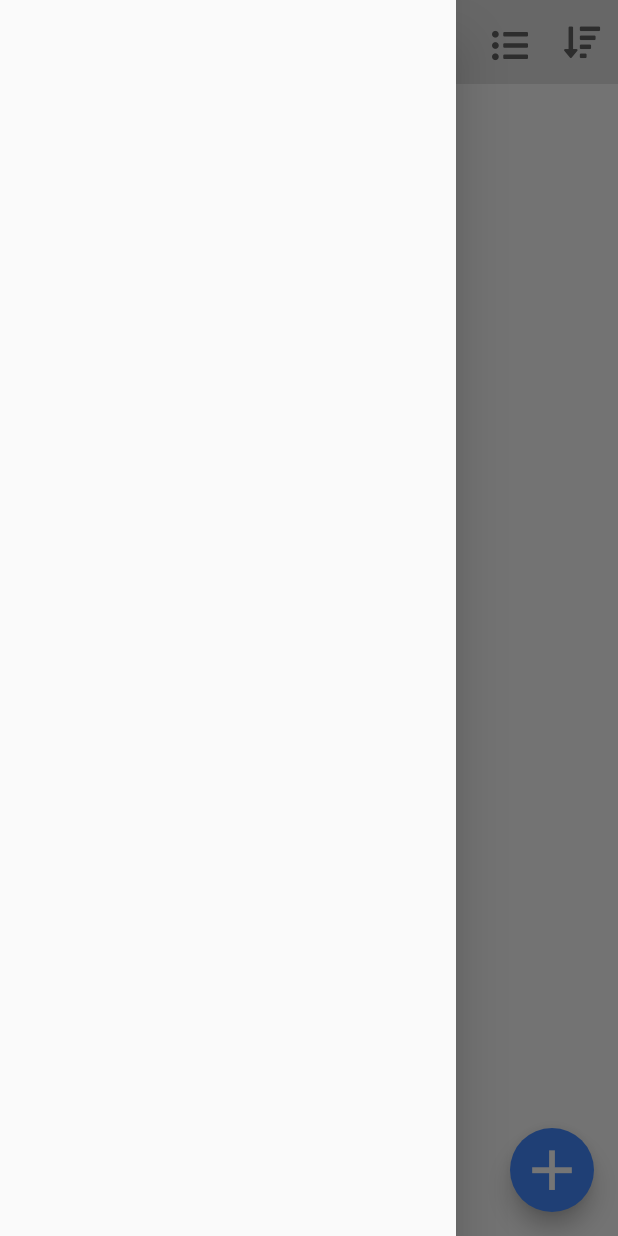
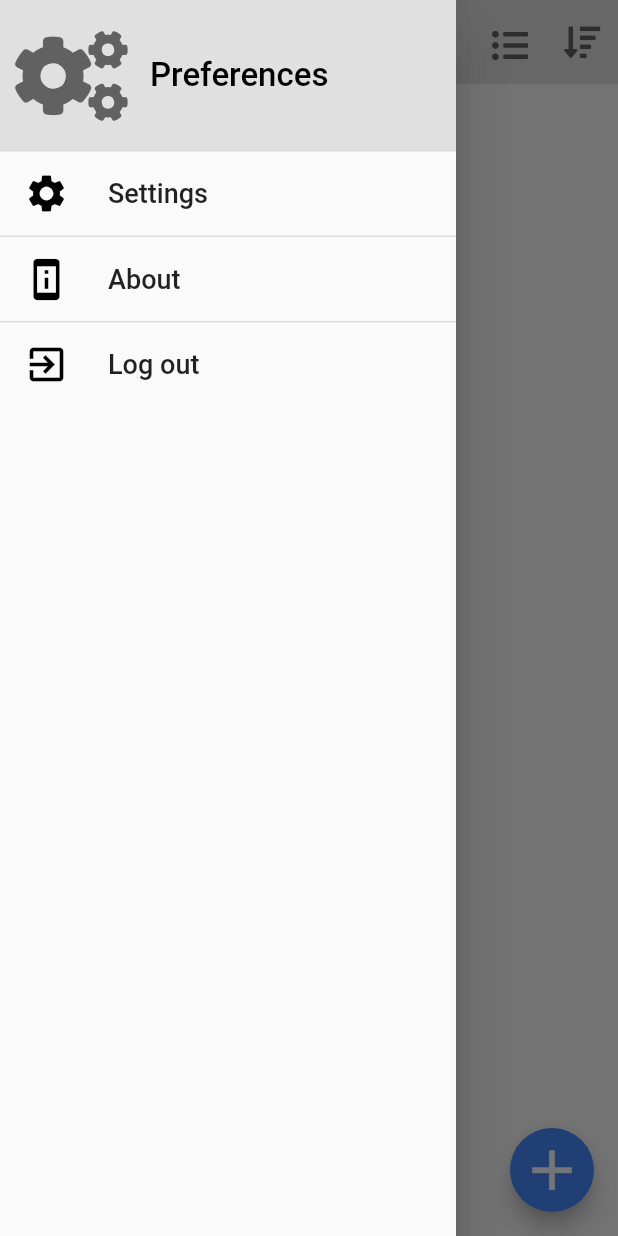
Before and after one commit to deniell/tasks_app, a Flutter app: the TasksList screen opened directly, with the side drawer open, on a phone screen of 412 x 824 dp. Run offline on Flutter 3.47's test engine with Material 2 defaults, Android fonts, the phone set to English and light mode, and no system bars; our stand-ins replace dartz, data_connection_checker, flushbar, flutter_spinkit, font_awesome_flutter, get_it and 1 more; accounts and stored records are empty; generated files the repository leaves out were written again.

Commit message:
added RemoteDataSource abstract class with contract implementation; AuthDatasource improved: devided checkResponseFailure() from AuthRepository and moved to util; added AppDraver; improve TasksList design; added sign out to Drawer

```diff
--- a/lib/core/constants.dart
+++ b/lib/core/constants.dart
@@ -18,6 +18,8 @@ const String NO_INTERNET_MESSAGE = "No internet connection.";
 
 const String CACHE_ERROR_MESSAGE = "Cache Failure.";
 
+MaterialColor appColor = Colors.grey[600];
+
 const textInputDecoration = InputDecoration(
   fillColor: Colors.white,
   filled: true,
--- a/lib/features/tasks_manager/domain/entities/task.dart
+++ b/lib/features/tasks_manager/domain/entities/task.dart
@@ -22,5 +22,5 @@ class Task {
 }
 
 enum Priority {
-  High, Medium, Low
+  High, Normal, Low
 }
--- a/lib/features/tasks_manager/presentation/pages/tasks_list.dart
+++ b/lib/features/tasks_manager/presentation/pages/tasks_list.dart
@@ -1,11 +1,16 @@
 import 'package:flutter/material.dart';
 import 'package:font_awesome_flutter/font_awesome_flutter.dart';
+import 'package:tasks_app/features/tasks_manager/presentation/widgets/app_drawer.dart';
 
 class TasksList extends StatelessWidget {
+
+  final GlobalKey<ScaffoldState> _scaffoldKey = new GlobalKey<ScaffoldState>();
 
   @override
   Widget build(BuildContext context) {
     return Scaffold(
+      key: _scaffoldKey,
+      drawer: AppDrawer(),
       appBar: AppBar(
         backgroundColor: Colors.grey[300],
         title: Text(
@@ -21,11 +26,10 @@ class TasksList extends StatelessWidget {
             FontAwesomeIcons.bars,
             color: Colors.grey[700],
           ),
-          onPressed: () => {},
+          onPressed: () => _scaffoldKey.currentState.openDrawer(),
         ),
         actions: <Widget>[
           PopupMenuButton<int>(
-
             itemBuilder: (context) => [
               PopupMenuItem(
                 value: 0,
@@ -84,13 +88,6 @@ class TasksList extends StatelessWidget {
               }
             },
           ),
-//          IconButton(
-//            icon: Icon(
-//              FontAwesomeIcons.listUl,
-//              color: Colors.grey[700],
-//            ),
-//            onPressed: () => {},
-//          ),
           IconButton(
             icon: Icon(
               FontAwesomeIcons.sortAmountDown,
@@ -105,7 +102,6 @@ class TasksList extends StatelessWidget {
           child: Text('TaskList'),
         ),
       ),
-      drawer: Drawer(),
       floatingActionButton: FloatingActionButton(
         backgroundColor: Colors.blueAccent,
         onPressed: () {},
--- /dev/null
+++ b/lib/features/tasks_manager/presentation/widgets/app_drawer.dart
@@ -0,0 +1,107 @@
+import 'package:flutter/material.dart';
+import 'package:font_awesome_flutter/font_awesome_flutter.dart';
+import 'package:provider/provider.dart';
+import 'package:tasks_app/features/authorization/domain/services/auth_service.dart';
+
+///
+/// Application drawer
+///
+class AppDrawer extends StatelessWidget {
+  AppDrawer({Key key}) : super(key: key);
+
+  @override
+  Widget build(BuildContext context) {
+
+    final authServiceProvider = Provider.of<AuthService>(context);
+
+    return Drawer(
+      child: ListView(
+        // Important: Remove any padding from the ListView.
+        padding: EdgeInsets.zero,
+        children: <Widget>[
+          Container(
+            height: 100,
+            color: Colors.grey[300],
+            child: Row(
+              children: <Widget>[
+                Padding(
+                  padding: EdgeInsets.all(10),
+                  child: Icon(
+                    FontAwesomeIcons.cogs,
+                    color: Colors.grey[700],
+                    size: 60,
+                  ),
+                ),
+                Padding(
+                  padding: EdgeInsets.only(left: 20),
+                  child: Text(
+                    "Preferences",
+                    style: TextStyle(
+                        color: Colors.black,
+                        fontSize: 22,
+                        fontWeight: FontWeight.w500
+                    ),
+                  ),
+                ),
+              ],
+            ),
+          ),
+          Divider(
+            height: 1,
+            thickness: 1,
+          ),
+          ListTile(
+              leading: Icon(
+                Icons.settings,
+                color: Colors.black,
+                size: 30.0,
+              ),
+              title: Text(
+                "Settings",
+                style: TextStyle(
+                    fontSize: 18
+                ),
+              ),
+              onTap: () {}
+          ),
+          Divider(
+            height: 1,
+            thickness: 1
+          ),
+          ListTile(
+              leading: Icon(
+                Icons.perm_device_information,
+                color: Colors.black,
+                size: 30.0,
+              ),
+              title: Text(
+                "About",
+                style: TextStyle(
+                    fontSize: 18
+                ),
+              ),
+              onTap: () {}
+          ),
+          Divider(
+            height: 1,
+            thickness: 1
+          ),
+          ListTile(
+              leading: Icon(
+                Icons.exit_to_app,
+                color: Colors.black,
+                size: 30.0,
+              ),
+              title: Text(
+                "Log out",
+                style: TextStyle(
+                  fontSize: 18
+                ),
+              ),
+              onTap: () => authServiceProvider.signOut(),
+          ),
+        ],
+      ),
+    );
+  }
+}
```
Also changed, not shown: lib/core/util/util.dart (+23 -0 lines), lib/features/authorization/data/datasources/auth_datasource.dart (+7 -32 lines), lib/features/authorization/data/repositories/auth_repository.dart (+12 -2 lines), lib/features/tasks_manager/data/datasources/remote_datasource.dart (+53 -0 lines).
